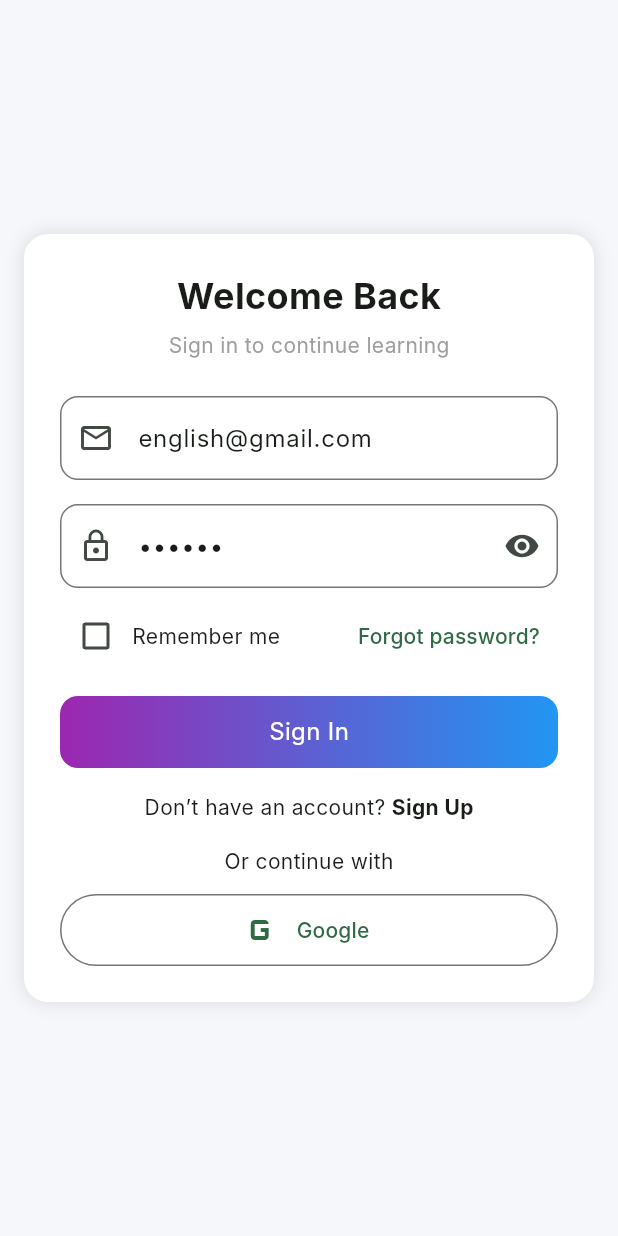
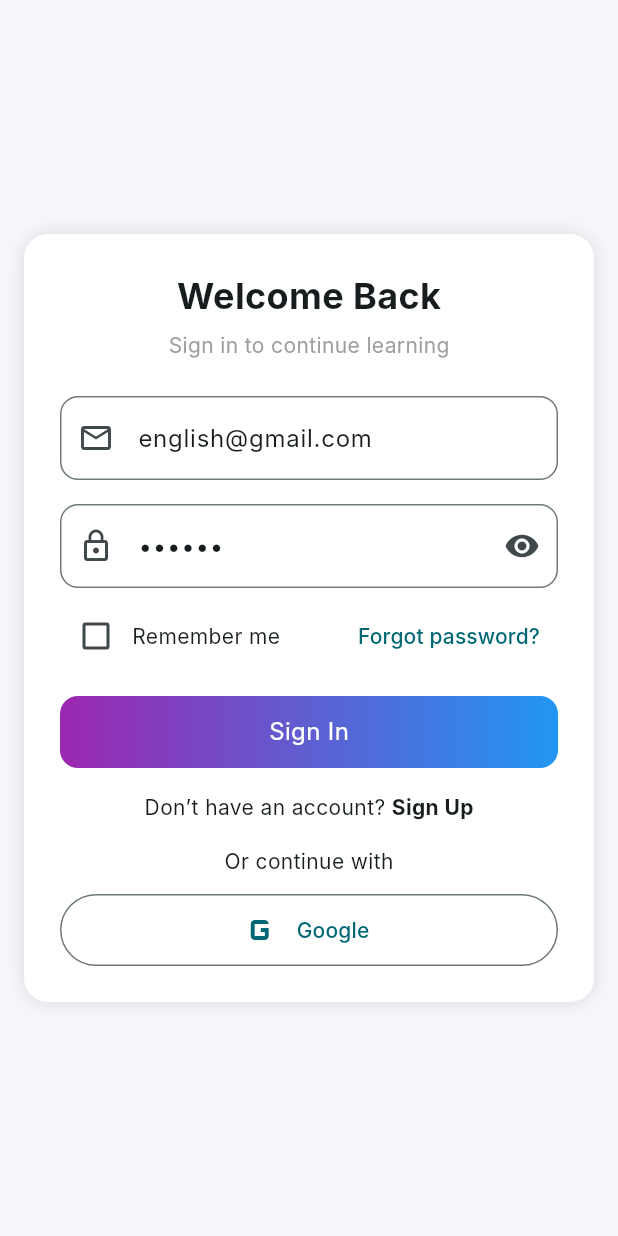
Before and after one commit to hunghung3012/vocab-ai-app, a Flutter app: the screen it shows after launch, on a phone screen of 412 x 824 dp. Run offline on Flutter 3.47's test engine with Material 3 defaults, Android fonts, the phone set to English and light mode, and no system bars; our stand-ins replace cloud_firestore, file_picker, firebase_auth, firebase_core, firebase_storage, flutter_dotenv and 10 more; missing offline and left inert: flutter_quill; accounts and stored records are empty; network calls fail; Roboto replaces fonts that are missing (Inter); statements that could not run were skipped.

Commit message:
update: readme 2

```diff
--- a/lib/main.dart
+++ b/lib/main.dart
@@ -64,12 +64,13 @@ class VocabAIApp extends StatelessWidget {
           useMaterial3: true,
           fontFamily: 'Inter',
           colorScheme: ColorScheme.fromSeed(
-            seedColor: seed,
+            seedColor: Colors.white,
             brightness: Brightness.light,
           ),
         ),
 
         darkTheme: ThemeData(
+
         useMaterial3: true,
         fontFamily: 'Inter',
         colorScheme: ColorScheme.fromSeed(
```
Also changed, not shown: 1 other file.
